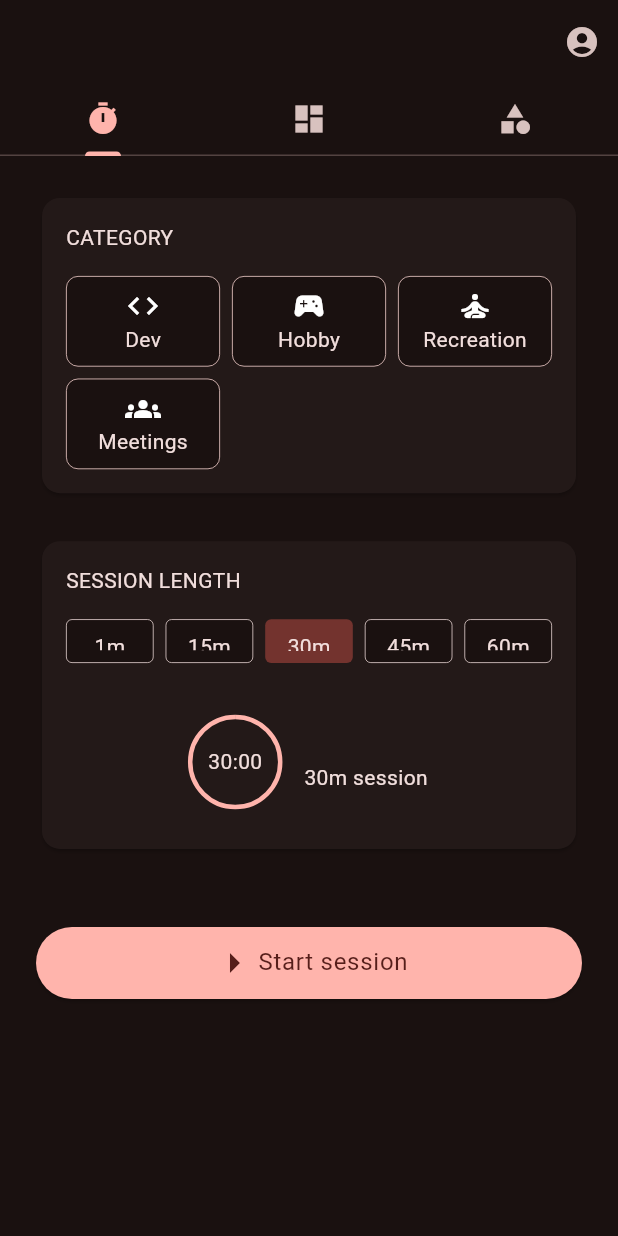
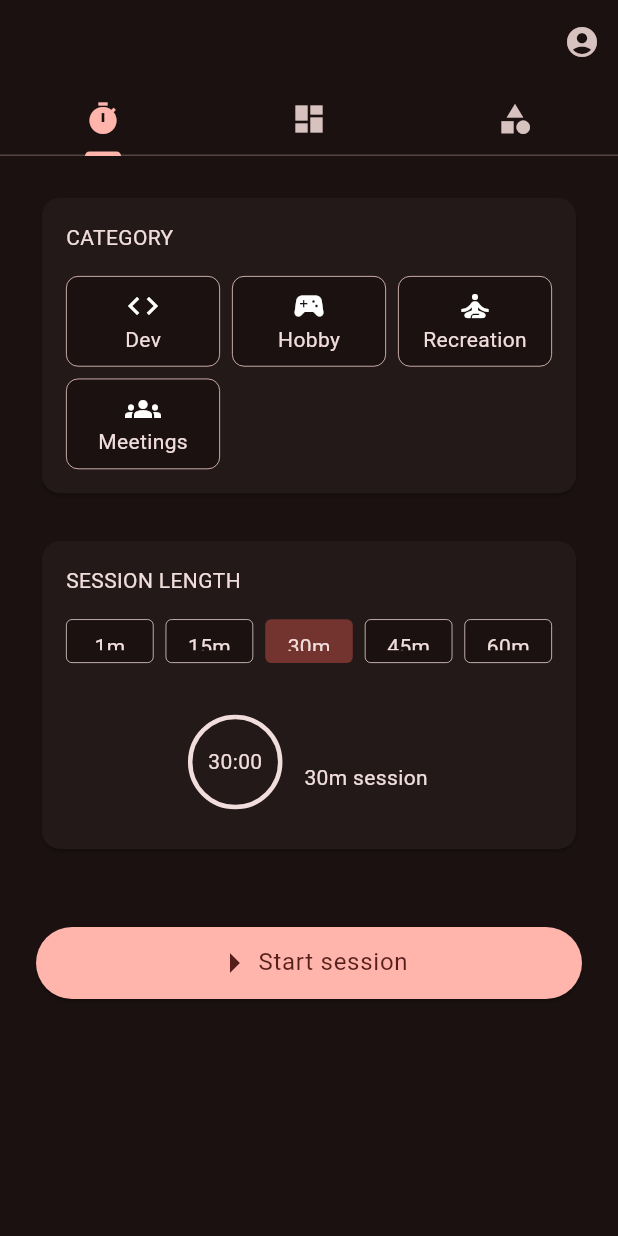
Before and after one commit to julianty/flutter-pomodoro, a Flutter app: the screen it shows once a user with an empty profile is signed in, on a phone screen of 412 x 824 dp. Run offline on Flutter 3.47's test engine with Material 3 defaults, Android fonts, the phone set to English and light mode, and no system bars; our stand-ins replace audioplayers, cloud_firestore, firebase_auth, firebase_core; accounts and stored records are empty.

Commit message:
Add color coding to categories

```diff
--- a/lib/category_picker.dart
+++ b/lib/category_picker.dart
@@ -2,16 +2,29 @@ import 'package:flutter/material.dart';
 import 'package:flutter_pomodoro/section_card.dart';
 
 final Set<Category> defaultCategories = {
-  Category(label: 'Dev', icon: Icons.code),
-  Category(label: 'Hobby', icon: Icons.sports_esports),
-  Category(label: 'Recreation', icon: Icons.self_improvement),
-  Category(label: 'Meetings', icon: Icons.groups),
+  Category(label: 'Dev', icon: Icons.code, color: Colors.brown),
+  Category(
+    label: 'Hobby',
+    icon: Icons.sports_esports,
+    color: Colors.deepOrangeAccent,
+  ),
+  Category(
+    label: 'Recreation',
+    icon: Icons.self_improvement,
+    color: Colors.blueGrey,
+  ),
+  Category(label: 'Meetings', icon: Icons.groups, color: Colors.lightGreen),
 };
 
 class Category {
   final String label;
   final IconData icon;
-  Category({required this.label, required this.icon});
+  final Color color;
+  Category({
+    required this.label,
+    required this.icon,
+    this.color = Colors.indigo,
+  });
 }
 
 class CategoryPicker extends StatelessWidget {
--- a/lib/countdown_screen.dart
+++ b/lib/countdown_screen.dart
@@ -1,15 +1,16 @@
 import 'package:flutter/material.dart';
+import 'package:flutter_pomodoro/category_picker.dart';
 import 'package:flutter_pomodoro/timer_controller.dart';
 import 'package:flutter_pomodoro/timer_ui.dart';
 
 class CountdownScreen extends StatelessWidget {
   final TimerController timerController;
-  final String? categoryName;
+  final Category? category;
 
   const CountdownScreen({
     super.key,
     required this.timerController,
-    this.categoryName,
+    this.category,
   });
 
   @override
@@ -26,7 +27,8 @@ class CountdownScreen extends StatelessWidget {
                   seconds: timerController.notifier.value,
                 );
                 return TimerDisplay(
-                  categoryLabel: categoryName,
+                  categoryLabel: category?.label,
+                  color: category?.color,
                   displayDuration: remainingDuration,
                   totalDuration: timerController.initialDuration,
                 );
--- a/lib/timer_picker.dart
+++ b/lib/timer_picker.dart
@@ -1,4 +1,5 @@
 import 'package:flutter/material.dart';
+import 'package:flutter_pomodoro/category_picker.dart';
 import 'package:flutter_pomodoro/section_card.dart';
 import 'package:flutter_pomodoro/timer_ui.dart';
 
@@ -7,12 +8,12 @@ const defaultDurations = [1, 15, 30, 45, 60];
 class TimerPicker extends StatelessWidget {
   final int selectedDuration;
   final Function(int) onChanged;
-  final String? selectedCategoryLabel;
+  final Category? selectedCategory;
   const TimerPicker({
     super.key,
     required this.selectedDuration,
     required this.onChanged,
-    required this.selectedCategoryLabel,
+    required this.selectedCategory,
   });
 
   @override
@@ -37,7 +38,7 @@ class TimerPicker extends StatelessWidget {
           ),
           SizedBox(height: 24),
           TimerPreview(
-            selectedCategory: selectedCategoryLabel,
+            selectedCategory: selectedCategory,
             selectedDuration: selectedDuration,
           ),
         ],
@@ -84,16 +85,16 @@ class DurationCard extends StatelessWidget {
 
 class TimerPreview extends StatelessWidget {
   final int selectedDuration; //in minutes
-  final String? selectedCategory;
+  final Category? selectedCategory;
   const TimerPreview({
     super.key,
     required this.selectedDuration,
     this.selectedCategory,
   });
 
-  String categoryString(String? selectedCategory) {
-    if (selectedCategory != null) {
-      return selectedCategory;
+  String categoryString(String? categoryLabel) {
+    if (categoryLabel != null) {
+      return categoryLabel;
     } else {
       return '';
     }
@@ -108,13 +109,15 @@ class TimerPreview extends StatelessWidget {
         children: [
           TimerProgressIndicator.preview(
             progress: 1,
-            color: Theme.of(context).colorScheme.primary,
+            color:
+                selectedCategory?.color ??
+                Theme.of(context).colorScheme.onSurface,
             duration: Duration(minutes: selectedDuration),
           ),
           SizedBox(width: 16),
           Column(
             children: [
-              Text(categoryString(selectedCategory)),
+              Text(categoryString(selectedCategory?.label)),
               Text('${Duration(minutes: selectedDuration).inMinutes}m session'),
             ],
           ),
--- a/lib/timer_screen.dart
+++ b/lib/timer_screen.dart
@@ -38,7 +38,7 @@ class _TimerScreenState extends State<TimerScreen> {
         builder: (context) {
           return CountdownScreen(
             timerController: widget.controller,
-            categoryName: _selectedCategory?.label,
+            category: _selectedCategory,
           );
         },
       ),
@@ -68,7 +68,7 @@ class _TimerScreenState extends State<TimerScreen> {
               ),
               TimerPicker(
                 selectedDuration: _selectedDuration,
-                selectedCategoryLabel: _selectedCategory?.label,
+                selectedCategory: _selectedCategory,
                 onChanged: changeTimerDuration,
               ),
 
```
